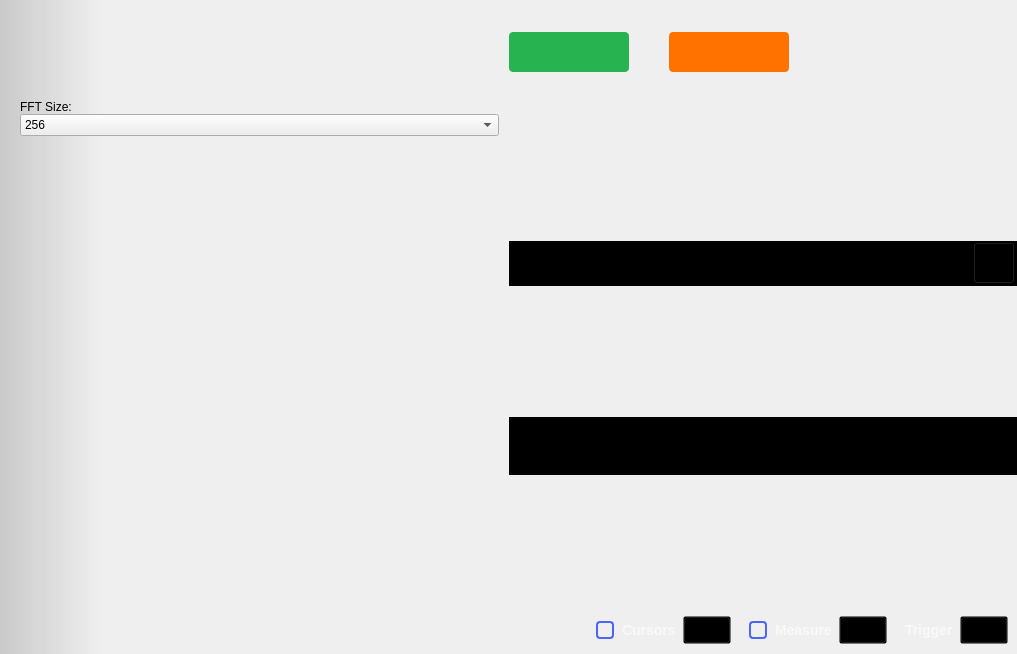
The window that ui/oscilloscope.ui (analogdevicesinc/scopy) describes before a commit, drawn with Qt 5.
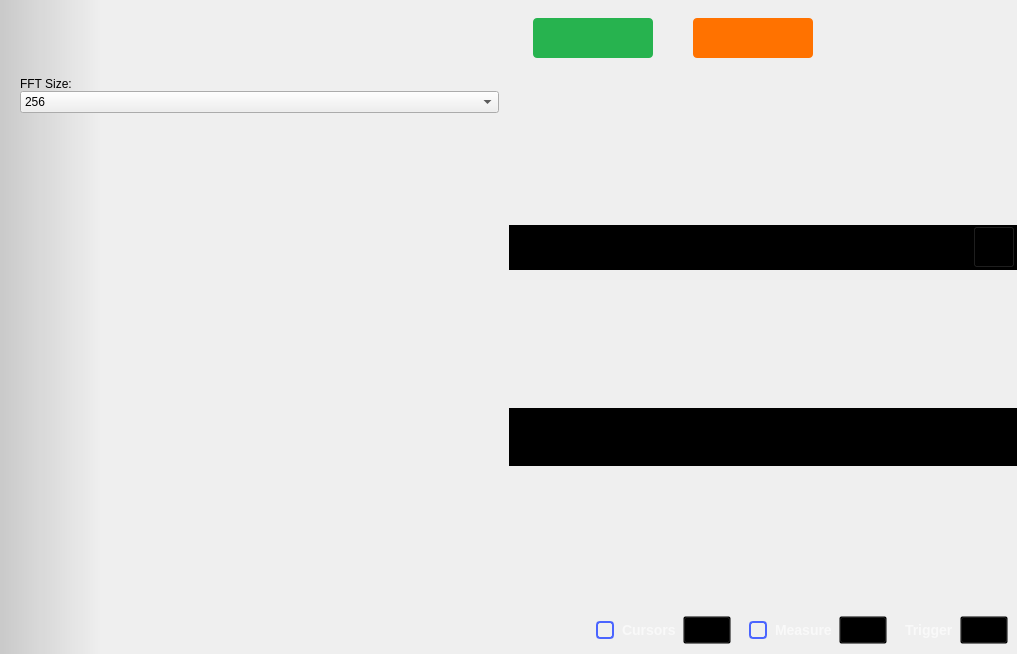
The same window after the commit. Icons and pictures are not drawn. Custom widgets are drawn as their Qt base class.

Commit message: Oscilloscope: Tweak GUI to gain some vertical space

Diff of the .ui file:
```diff
--- a/ui/oscilloscope.ui
+++ b/ui/oscilloscope.ui
@@ -64,7 +64,7 @@
          <number>40</number>
         </property>
         <property name="topMargin">
-         <number>20</number>
+         <number>15</number>
         </property>
         <property name="rightMargin">
          <number>40</number>
@@ -216,6 +216,21 @@
 }</string>
           </property>
           <layout class="QHBoxLayout" name="horizontalLayout_3">
+           <property name="spacing">
+            <number>0</number>
+           </property>
+           <property name="leftMargin">
+            <number>0</number>
+           </property>
+           <property name="topMargin">
+            <number>0</number>
+           </property>
+           <property name="rightMargin">
+            <number>0</number>
+           </property>
+           <property name="bottomMargin">
+            <number>0</number>
+           </property>
            <item>
             <widget class="adiscope::CustomPushButton" name="btnGeneralSettings">
              <property name="styleSheet">
```
